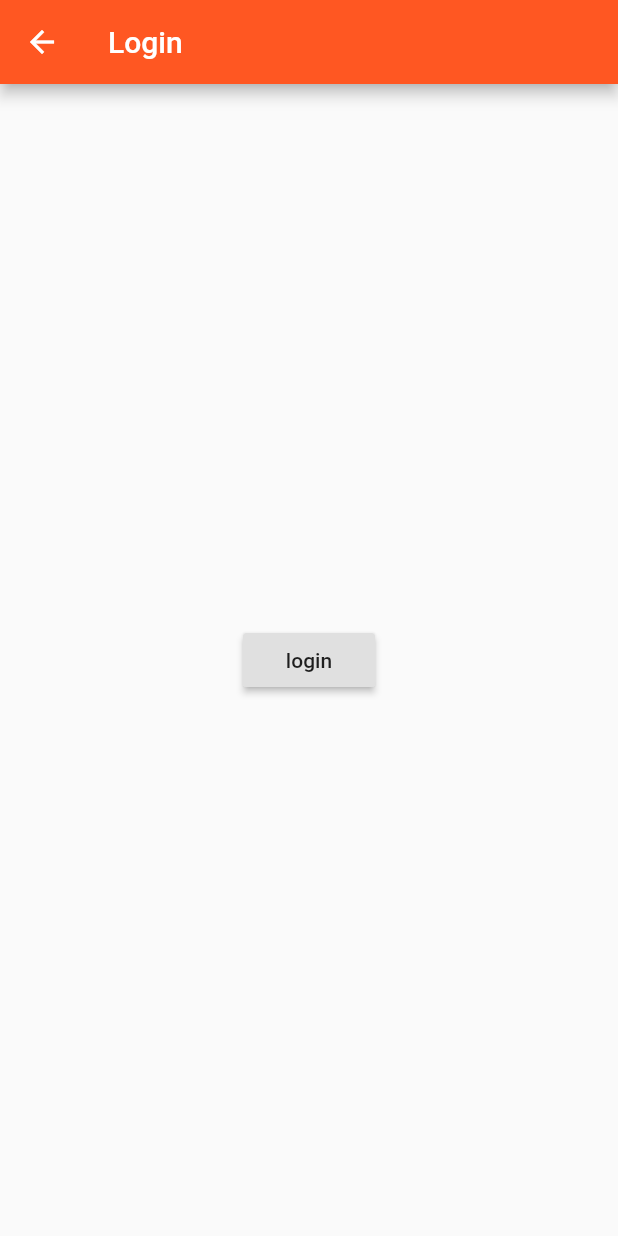
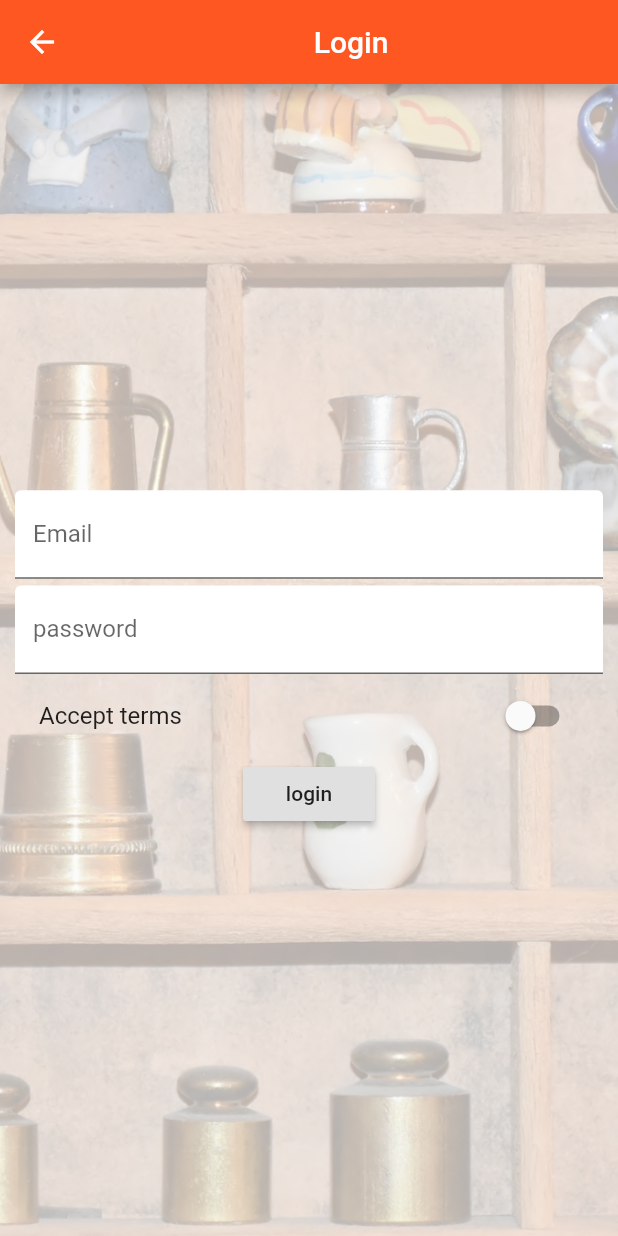
Before and after one commit to Palatnyi/flutter_app, a Flutter app: the AuthPage screen opened directly, on a phone screen of 412 x 824 dp. Run offline on Flutter 3.47's test engine with Material 2 defaults, Android fonts, the phone set to English and light mode, and no system bars.

Commit message:
progress 2

```diff
--- a/lib/pages/auth.dart
+++ b/lib/pages/auth.dart
@@ -1,19 +1,88 @@
 import 'package:flutter/material.dart';
-import './products.dart';
 
-class AuthPage extends StatelessWidget {
+class AuthPage extends StatefulWidget {
+  @override
+  State<AuthPage> createState() {
+    return _AuthPageState();
+  }
+}
+
+class _AuthPageState extends State<AuthPage> {
+  String email;
+  String password;
+  bool _value = false;
+
   @override
   Widget build(BuildContext context) {
+    Function onPressed =
+        () => Navigator.pushReplacementNamed(context, '/products');
+    if (email == 'a@a.com' && password == '123') {
+      onPressed = () => Navigator.pushReplacementNamed(context, '/products');
+    }
     return Scaffold(
-      appBar: AppBar(title: Text('Login')),
-      body: Center(
-        child: RaisedButton(
-          child: Text('login'),
-          onPressed: () {
-            Navigator.pushReplacementNamed(context, '/');
-          },
-        ),
-      ),
-    );
+        appBar: AppBar(
+            title: Container(
+          child: Align(
+            child: Text('Login'),
+            // alignment: Alignment.centerLeft,
+          ),
+        )),
+        body: Container(
+          decoration: BoxDecoration(
+            image: DecorationImage(
+              colorFilter: ColorFilter.mode(
+                  Colors.black.withOpacity(0.3), BlendMode.dstATop),
+              fit: BoxFit.cover,
+              image: AssetImage('assets/background.jpg'),
+            ),
+          ),
+          padding: EdgeInsets.all(10.0),
+          child: Center(
+            child: SingleChildScrollView(
+              child: Column(children: <Widget>[
+                TextField(
+                    keyboardType: TextInputType.emailAddress,
+                    decoration: InputDecoration(
+                      labelText: 'Email',
+                      filled: true,
+                      fillColor: Colors.white
+                    ),
+                    onChanged: (String value) {
+                      setState(() {
+                        email = value;
+                      });
+                    }),
+                SizedBox(height: 4.5),
+                TextField(
+                    keyboardType: TextInputType.text,
+                    obscureText: true,
+                    decoration: InputDecoration(
+                      labelText: 'password',
+                      filled: true,
+                      fillColor: Colors.white
+                    ),
+                    onChanged: (String value) {
+                      setState(() {
+                        password = value;
+                      });
+                    }),
+                SwitchListTile(
+                    value: _value,
+                    title: Text('Accept terms'),
+                    onChanged: (bool value) {
+                      setState(() {
+                        _value = value;
+                      });
+                    }),
+                Center(
+                  child: RaisedButton(
+                    child: Text('login'),
+                    onPressed: onPressed,
+                  ),
+                ),
+              ]),
+            ),
+          ),
+        ));
   }
 }
--- a/lib/pages/product_create.dart
+++ b/lib/pages/product_create.dart
@@ -58,7 +58,7 @@ class _ProductsCreatePageState extends State<ProductsCreatePage> {
               'image': 'assets/food.jpg'
             };
             widget.addProduct(product);
-            Navigator.pushReplacementNamed(context, '/');
+            Navigator.pushReplacementNamed(context, '/products');
           },
         )
       ]),
--- a/lib/pages/products_management.dart
+++ b/lib/pages/products_management.dart
@@ -23,7 +23,7 @@ class ProductsManagement extends StatelessWidget {
                 ListTile(
                   title: Text('all products'),
                   onTap: () {
-                    Navigator.pushReplacementNamed(context, '/');
+                    Navigator.pushReplacementNamed(context, '/products');
                   },
                 )
               ]),
```
Also changed, not shown: lib/main.dart (+5 -3 lines), lib/products.dart (+34 -16 lines), pubspec.yaml (+6 -6 lines), assets/Oswald-Bold.ttf (added), assets/background.jpg (added).
